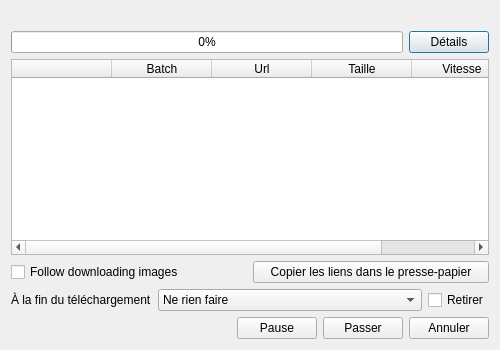
First picture: the form in src/batch/batchwindow.ui, repository Bionus/imgbrd-grabber, before the edit.
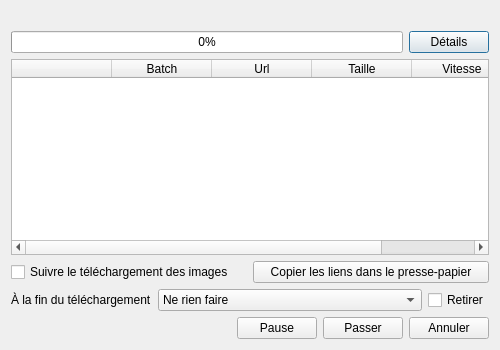
Second picture: the form after the edit. Icons and pictures are not drawn.

```diff
--- a/src/batch/batchwindow.ui
+++ b/src/batch/batchwindow.ui
@@ -180,7 +180,7 @@
         <item>
          <widget class="QCheckBox" name="checkScrollToDownload">
           <property name="text">
-           <string>Follow downloading images</string>
+           <string>Suivre le téléchargement des images</string>
           </property>
          </widget>
         </item>
```
Left out of the diff: 6 changed lines with no effect on the pictures.
